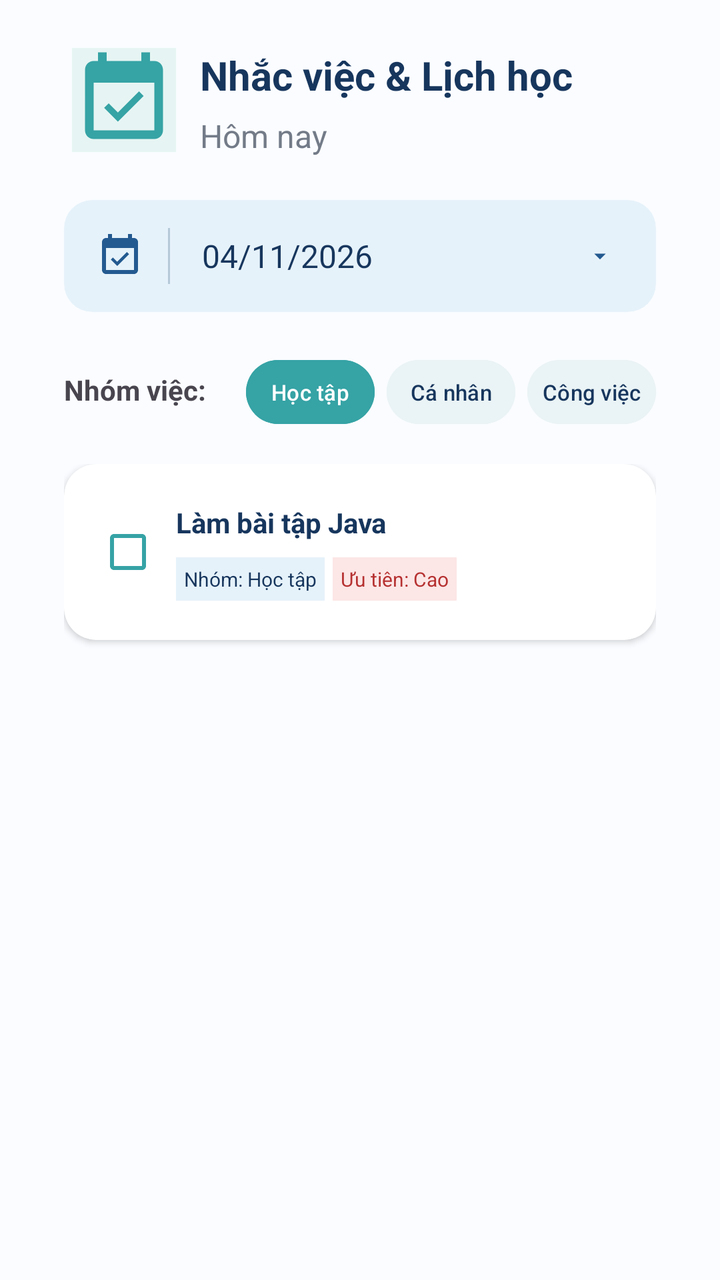
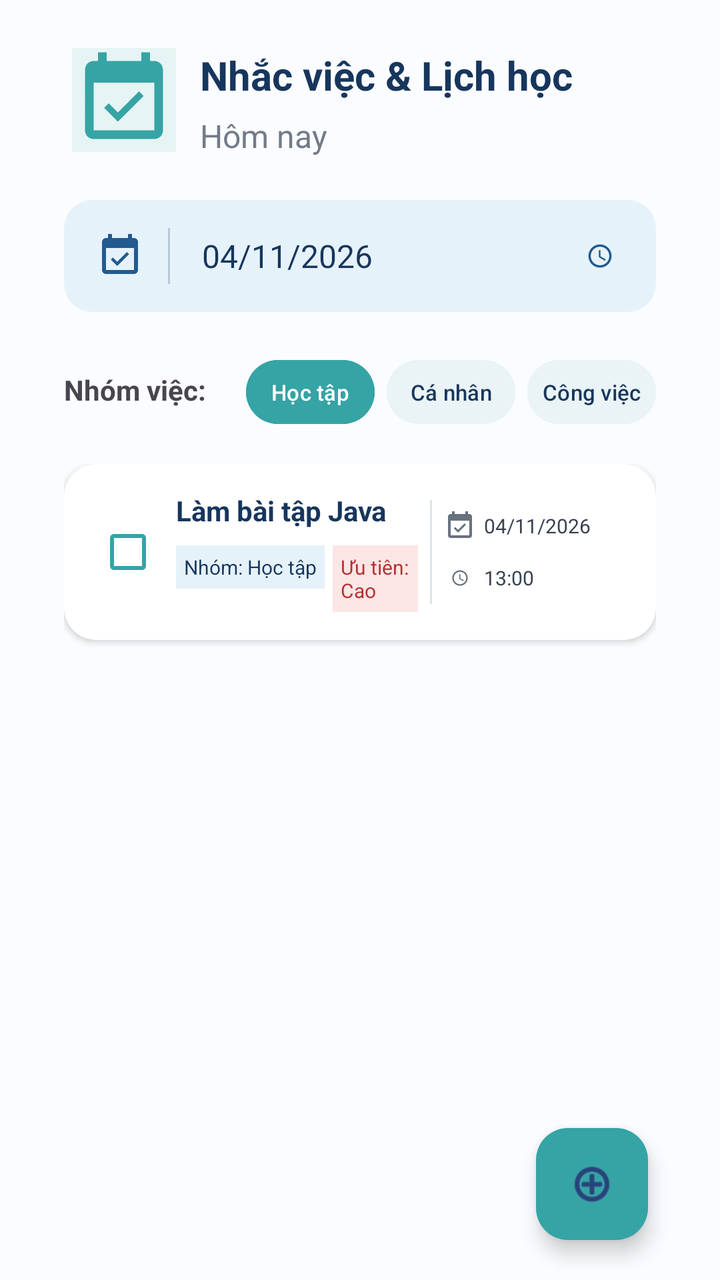

The first picture is an Android layout as it rendered before a commit; the second is the same layout after the commit. The layout source and the unified diff follow.
<!-- AndroidManifest.xml: application theme Theme.BTL_TBDD -->
<!-- res/layout/activity_main.xml -->
<?xml version="1.0" encoding="utf-8"?>
<androidx.constraintlayout.widget.ConstraintLayout xmlns:android="http://schemas.android.com/apk/res/android"
    xmlns:app="http://schemas.android.com/apk/res-auto"
    xmlns:tools="http://schemas.android.com/tools"
    android:id="@+id/main"
    android:layout_width="match_parent"
    android:layout_height="match_parent"
    android:layout_gravity="center_vertical"
    android:background="#FAFCFF"
    android:orientation="horizontal"
    android:paddingLeft="16dp"
    android:paddingRight="16dp"
    tools:context=".MainActivity">

    <TextView
        android:id="@+id/txtTitle"
        android:layout_width="0dp"
        android:layout_height="wrap_content"
        android:layout_marginStart="12dp"
        android:layout_marginEnd="16dp"
        android:text="Nhắc việc &amp; Lịch học"
        android:textColor="#17365D"
        android:textSize="20sp"
        android:textStyle="bold"
        app:layout_constraintEnd_toEndOf="parent"
        app:layout_constraintStart_toEndOf="@+id/imageView"
        app:layout_constraintTop_toTopOf="@+id/imageView" />

    <TextView
        android:id="@+id/txtToday"
        android:layout_width="wrap_content"
        android:layout_height="wrap_content"
        android:layout_marginTop="6dp"
        android:text="Hôm nay"
        android:textColor="#737B88"
        android:textSize="16sp"
        app:layout_constraintStart_toStartOf="@+id/txtTitle"
        app:layout_constraintTop_toBottomOf="@+id/txtTitle" />

    <androidx.cardview.widget.CardView
        android:id="@+id/cardDate"
        android:layout_width="0dp"
        android:layout_height="56dp"
        android:layout_marginStart="16dp"
        android:layout_marginTop="24dp"
        android:layout_marginEnd="16dp"
        app:cardBackgroundColor="#E6F2FA"
        app:cardCornerRadius="14dp"
        app:cardElevation="0dp"
        app:layout_constraintEnd_toEndOf="parent"
        app:layout_constraintStart_toStartOf="parent"
        app:layout_constraintTop_toBottomOf="@+id/imageView">

        <LinearLayout
            android:layout_width="match_parent"
            android:layout_height="match_parent"
            android:foregroundGravity="center_vertical"
            android:gravity="center_vertical"
            android:orientation="horizontal"
            android:paddingLeft="16dp"
            android:paddingRight="16dp">

            <ImageView
                android:id="@+id/imageView3"
                android:layout_width="24dp"
                android:layout_height="24dp"
                android:layout_weight="0"
                android:tint="#235A90"
                app:srcCompat="@drawable/baseline_event_available_24" />

            <View
                android:id="@+id/view"
                android:layout_width="1dp"
                android:layout_height="28dp"
                android:layout_marginStart="12dp"
                android:layout_weight="0"
                android:background="#B6C9D8" />

            <TextView
                android:id="@+id/txtDate"
                android:layout_width="wrap_content"
                android:layout_height="wrap_content"
                android:layout_marginStart="16dp"
                android:layout_weight="0"
                android:text="04/11/2026"
                android:textColor="#17365D"
                android:textSize="16sp" />

            <View
                android:id="@+id/view2"
                android:layout_width="0dp"
                android:layout_height="1dp"
                android:layout_weight="1" />

            <ImageView
                android:id="@+id/imageView2"
                android:layout_width="24dp"
                android:layout_height="24dp"
                android:layout_weight="0"
                android:tint="#235A90"
                app:srcCompat="@drawable/ic_launcher_foreground" />



        </LinearLayout>
    </androidx.cardview.widget.CardView>

    <ImageView
        android:id="@+id/imageView"
        android:layout_width="52dp"
        android:layout_height="52dp"
        android:layout_marginStart="20dp"
        android:layout_marginTop="24dp"
        android:background="#E6F5F3"
        android:tint="#36A3A5"
        app:layout_constraintStart_toStartOf="parent"
        app:layout_constraintTop_toTopOf="parent"
        app:srcCompat="@drawable/baseline_event_available_24" />

    <LinearLayout
        android:id="@+id/layoutGroup"
        android:layout_width="0dp"
        android:layout_height="wrap_content"
        android:layout_marginStart="16dp"
        android:layout_marginTop="20dp"
        android:layout_marginEnd="16dp"
        android:orientation="horizontal"
        app:layout_constraintEnd_toEndOf="parent"
        app:layout_constraintStart_toStartOf="parent"
        app:layout_constraintTop_toBottomOf="@+id/cardDate">

        <TextView
            android:id="@+id/txtGroup"
            android:layout_width="85dp"
            android:layout_height="wrap_content"
            android:layout_marginStart="0dp"
            android:layout_weight="0"
            android:text="Nhóm việc:"
            android:textSize="14sp"
            android:textStyle="bold"
            app:layout_constraintStart_toStartOf="parent" />


        <Button
            android:id="@+id/btnStudy"
            android:layout_width="0dp"
            android:layout_height="40dp"
            android:layout_weight="1"
            android:layout_marginStart="6dp"
            android:backgroundTint="#36A3A5"
            android:text="Học tập"
            android:textAllCaps="false"
            android:textColor="#FFFFFF"
            android:textSize="11sp"
            android:maxLines="1"
            android:minWidth="0dp"
            android:minHeight="0dp"
            android:paddingStart="0dp"
            android:paddingEnd="0dp" />

        <Button
            android:id="@+id/btnPersonal"
            android:layout_width="0dp"
            android:layout_height="40dp"
            android:layout_weight="1"
            android:layout_marginStart="6dp"
            android:backgroundTint="#EAF3F5"
            android:text="Cá nhân"
            android:textAllCaps="false"
            android:textColor="#17365D"
            android:textSize="11sp"
            android:maxLines="1"
            android:minWidth="0dp"
            android:minHeight="0dp"
            android:paddingStart="0dp"
            android:paddingEnd="0dp" />

        <Button
            android:id="@+id/btnWork"
            android:layout_width="0dp"
            android:layout_height="40dp"
            android:layout_weight="1"
            android:layout_marginStart="6dp"
            android:backgroundTint="#EAF3F5"
            android:text="Công việc"
            android:textAllCaps="false"
            android:textColor="#17365D"
            android:textSize="11sp"
            android:maxLines="1"
            android:minWidth="0dp"
            android:minHeight="0dp"
            android:paddingStart="0dp"
            android:paddingEnd="0dp" />


    </LinearLayout>

    <ScrollView
        android:id="@+id/scrollTasks"
        android:layout_width="0dp"
        android:layout_height="0dp"
        android:layout_marginTop="16dp"
        app:layout_constraintBottom_toBottomOf="parent"
        app:layout_constraintEnd_toEndOf="parent"
        app:layout_constraintStart_toStartOf="parent"
        app:layout_constraintTop_toBottomOf="@+id/layoutGroup">

        <LinearLayout
            android:id="@+id/layoutTaskList"
            android:layout_width="match_parent"
            android:layout_height="wrap_content"
            android:orientation="vertical"
            android:paddingLeft="16dp"
            android:paddingRight="16dp"
            android:paddingBottom="90dp"
            tools:orientation="vertical">

            <androidx.cardview.widget.CardView
                android:id="@+id/cardTask1"
                android:layout_width="match_parent"
                android:layout_height="wrap_content"
                android:layout_marginBottom="12dp"
                app:cardBackgroundColor="#FFFFFF"
                app:cardCornerRadius="16dp"
                app:cardElevation="2dp" >

                <LinearLayout
                    android:layout_width="match_parent"
                    android:layout_height="wrap_content"
                    android:gravity="center_vertical"
                    android:minHeight="88dp"
                    android:orientation="horizontal"
                    android:padding="12dp">

                    <CheckBox
                        android:id="@+id/chkDone1"
                        android:layout_width="40dp"
                        android:layout_height="wrap_content"
                        android:layout_weight="0"
                        android:buttonTint="#36A3A5"
                        android:checked="false" />

                    <LinearLayout
                        android:id="@+id/layoutTaskInfo1"
                        android:layout_width="0dp"
                        android:layout_height="wrap_content"
                        android:layout_marginStart="4dp"
                        android:layout_weight="1"
                        android:orientation="vertical">

                        <TextView
                            android:id="@+id/txtTask1"
                            android:layout_width="match_parent"
                            android:layout_height="wrap_content"
                            android:layout_marginStart="0dp"
                            android:layout_weight="0"
                            android:text="Làm bài tập Java"
                            android:textColor="#17365D"
                            android:textSize="14sp"
                            android:textStyle="bold" />

                        <LinearLayout
                            android:id="@+id/layoutTags1"
                            android:layout_width="match_parent"
                            android:layout_height="wrap_content"
                            android:layout_marginTop="8dp"
                            android:layout_weight="0"
                            android:orientation="horizontal">


                            <TextView
                                android:id="@+id/txtTaskGroup1"
                                android:layout_width="wrap_content"
                                android:layout_height="wrap_content"
                                android:layout_marginStart="0dp"
                                android:layout_weight="0"
                                android:background="#E6F2FA"
                                android:padding="4dp"
                                android:text="Nhóm: Học tập"
                                android:textColor="#17365D"
                                android:textSize="10sp" />

                            <TextView
                                android:id="@+id/txtPriority1"
                                android:layout_width="wrap_content"
                                android:layout_height="wrap_content"
                                android:layout_marginStart="4dp"
                                android:layout_weight="0"
                                android:background="#FCE6E6"
                                android:padding="4dp"
                                android:text="Ưu tiên: Cao"
                                android:textColor="#B63131"
                                android:textSize="10sp" />
                        </LinearLayout>
                    </LinearLayout>

                </LinearLayout>
            </androidx.cardview.widget.CardView>

        </LinearLayout>
    </ScrollView>

</androidx.constraintlayout.widget.ConstraintLayout>
<!-- resources referenced by this layout -->
<resources>
  <!-- drawable baseline_event_available_24 (drawable) -->
  <vector xmlns:android="http://schemas.android.com/apk/res/android" android:height="24dp" android:tint="#000000" android:viewportHeight="24" android:viewportWidth="24" android:width="24dp">
        
      <path android:fillColor="@android:color/white" android:pathData="M16.53,11.06L15.47,10l-4.88,4.88 -2.12,-2.12 -1.06,1.06L10.59,17l5.94,-5.94zM19,3h-1L18,1h-2v2L8,3L8,1L6,1v2L5,3c-1.11,0 -1.99,0.9 -1.99,2L3,19c0,1.1 0.89,2 2,2h14c1.1,0 2,-0.9 2,-2L21,5c0,-1.1 -0.9,-2 -2,-2zM19,19L5,19L5,8h14v11z"/>
      
  </vector>
  <!-- drawable ic_launcher_foreground (drawable) -->
  <vector xmlns:android="http://schemas.android.com/apk/res/android"
      android:width="108dp"
      android:height="108dp"
      android:viewportWidth="960"
      android:viewportHeight="960"
      android:tint="#000000">
    <group android:scaleX="0.58"
        android:scaleY="0.58"
        android:translateX="201.6"
        android:translateY="201.6">
      <path
          android:fillColor="@android:color/white"
          android:pathData="M480,600L280,400L680,400L480,600Z"/>
    </group>
  </vector>
  <style name="Theme.BTL_TBDD" parent="Base.Theme.BTL_TBDD" />
  <style name="Base.Theme.BTL_TBDD" parent="Theme.Material3.DayNight.NoActionBar">
          
          
      </style>
</resources>

<!-- the commit's change to res/layout/activity_main.xml (unified diff, before → after) -->
@@ -11,6 +11,7 @@
     android:paddingLeft="16dp"
     android:paddingRight="16dp"
     tools:context=".MainActivity">
+
 
     <TextView
         android:id="@+id/txtTitle"
@@ -232,6 +233,7 @@
                     android:orientation="horizontal"
                     android:padding="12dp">
 
+
                     <CheckBox
                         android:id="@+id/chkDone1"
                         android:layout_width="40dp"
@@ -291,13 +293,102 @@
                                 android:text="Ưu tiên: Cao"
                                 android:textColor="#B63131"
                                 android:textSize="10sp" />
+
                         </LinearLayout>
                     </LinearLayout>
 
+                    <View
+                        android:id="@+id/viewDivider1"
+                        android:layout_width="1dp"
+                        android:layout_height="52dp"
+                        android:layout_marginStart="6dp"
+                        android:layout_marginEnd="6dp"
+                        android:layout_weight="0"
+                        android:background="#DCE3E9" />
+
+                    <LinearLayout
+                        android:id="@+id/layoutTime1"
+                        android:layout_width="94dp"
+                        android:layout_height="wrap_content"
+                        android:layout_weight="0"
+                        android:gravity="center_vertical"
+                        android:orientation="vertical">
+
+
+                        <LinearLayout
+                            android:id="@+id/layoutDate1"
+                            android:layout_width="match_parent"
+                            android:layout_height="wrap_content"
+                            android:layout_weight="0"
+                            android:gravity="center_vertical"
+                            android:orientation="horizontal">
+
+                            <ImageView
+                                android:id="@+id/imgTaskDate1"
+                                android:layout_width="16dp"
+                                android:layout_height="16dp"
+                                android:layout_weight="0"
+                                android:tint="#68727F"
+                                app:srcCompat="@drawable/baseline_event_available_24" />
+
+                            <TextView
+                                android:id="@+id/txtTaskDate1"
+                                android:layout_width="wrap_content"
+                                android:layout_height="wrap_content"
+                                android:layout_marginStart="4dp"
+                                android:layout_weight="0"
+                                android:maxLines="1"
+                                android:text="04/11/2026"
+                                android:textColor="#374151"
+                                android:textSize="10sp" />
+                        </LinearLayout>
+
+                        <LinearLayout
+                            android:id="@+id/layoutHour1"
+                            android:layout_width="match_parent"
+                            android:layout_height="wrap_content"
+                            android:layout_marginTop="10dp"
+                            android:layout_weight="0"
+                            android:gravity="center_vertical"
+                            android:orientation="horizontal">
+
+                            <ImageView
+                                android:id="@+id/imgTaskHour1"
+                                android:layout_width="16dp"
+                                android:layout_height="16dp"
+                                android:layout_weight="0"
+                                android:tint="#68727F"
+                                app:srcCompat="@drawable/ic_launcher_foreground" />
+
+                            <TextView
+                                android:id="@+id/txtTaskHour1"
+                                android:layout_width="wrap_content"
+                                android:layout_height="wrap_content"
+                                android:layout_marginStart="4dp"
+                                android:layout_weight="0"
+                                android:text="13:00"
+                                android:textColor="#374151"
+                                android:textSize="10sp" />
+                        </LinearLayout>
+                    </LinearLayout>
+
                 </LinearLayout>
             </androidx.cardview.widget.CardView>
 
         </LinearLayout>
     </ScrollView>
 
+    <com.google.android.material.floatingactionbutton.FloatingActionButton
+        android:id="@+id/fabAdd"
+        android:layout_width="56dp"
+        android:layout_height="56dp"
+        android:layout_marginEnd="20dp"
+        android:layout_marginBottom="20dp"
+        android:clickable="true"
+        android:tint="#FFFFFF"
+        app:backgroundTint="#36A3A5"
+        app:layout_constraintBottom_toBottomOf="parent"
+        app:layout_constraintEnd_toEndOf="parent"
+        app:srcCompat="@android:drawable/ic_menu_add" />
+
 </androidx.constraintlayout.widget.ConstraintLayout>
<!-- resource entries referenced after the edit -->
@@ -10,16 +10,19 @@
   <vector xmlns:android="http://schemas.android.com/apk/res/android"
       android:width="108dp"
       android:height="108dp"
-      android:viewportWidth="960"
-      android:viewportHeight="960"
+      android:viewportWidth="24"
+      android:viewportHeight="24"
       android:tint="#000000">
     <group android:scaleX="0.58"
         android:scaleY="0.58"
-        android:translateX="201.6"
-        android:translateY="201.6">
+        android:translateX="5.04"
+        android:translateY="5.04">
       <path
           android:fillColor="@android:color/white"
-          android:pathData="M480,600L280,400L680,400L480,600Z"/>
+          android:pathData="M11.99,2C6.47,2 2,6.48 2,12s4.47,10 9.99,10C17.52,22 22,17.52 22,12S17.52,2 11.99,2zM12,20c-4.42,0 -8,-3.58 -8,-8s3.58,-8 8,-8 8,3.58 8,8 -3.58,8 -8,8z"/>
+      <path
+          android:fillColor="@android:color/white"
+          android:pathData="M12.5,7H11v6l5.25,3.15 0.75,-1.23 -4.5,-2.67z"/>
     </group>
   </vector>
   <style name="Theme.BTL_TBDD" parent="Base.Theme.BTL_TBDD" />
